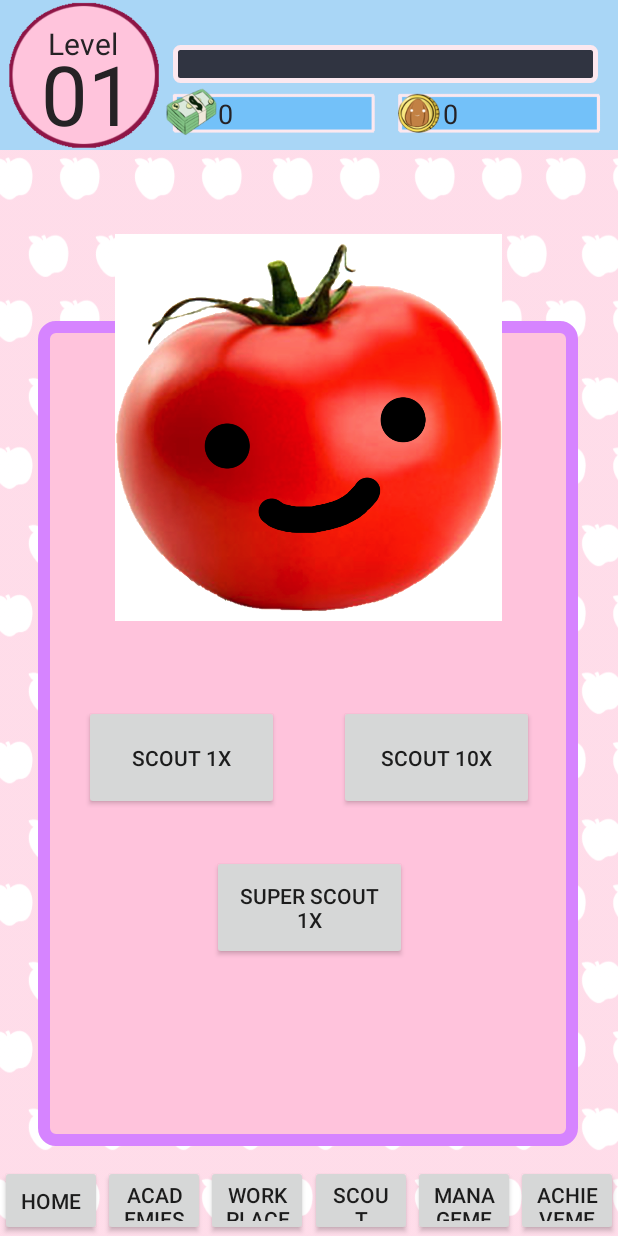
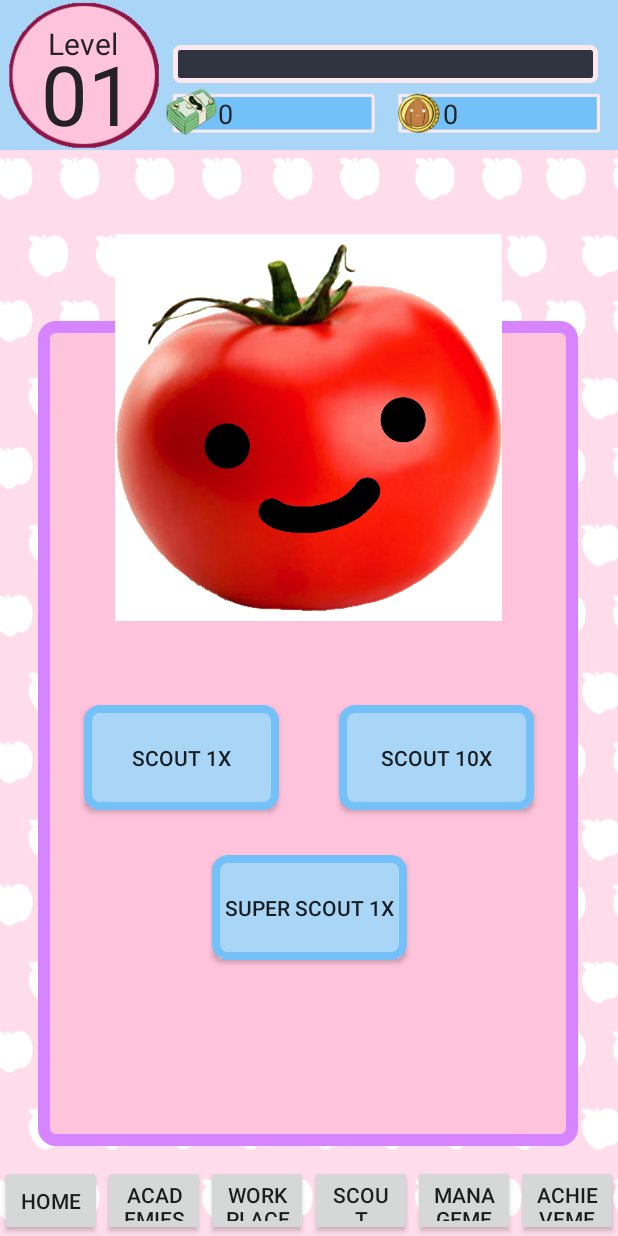
Before and after one commit to ringating/idleidols, an Android app: the Scout screen opened directly, with no data from a screen before it, on a phone screen of 412 x 824 dp. Run offline under Robolectric (Android 15) with nearby library versions, the light colour scheme and no system bars.

Commit message:
made scout and management buttons not look boring grey

```diff
--- a/app/src/main/res/layout/management.xml
+++ b/app/src/main/res/layout/management.xml
@@ -45,6 +45,7 @@
         android:text="combine"
         android:textColorHighlight="#4CFFDE"
         android:textColorLink="#4CFFDE"
+        android:background="@drawable/blue_rounded_background"
         app:layout_constraintEnd_toStartOf="@+id/releaseButton"
         app:layout_constraintStart_toStartOf="parent"
         app:layout_constraintTop_toTopOf="parent" />
@@ -52,6 +53,7 @@
     <Button
         android:id="@+id/releaseButton"
         android:onClick="ReleaseButton"
+        android:background="@drawable/blue_rounded_background"
         android:layout_width="169dp"
         android:layout_height="54dp"
         android:layout_marginStart="15dp"
--- a/app/src/main/res/layout/scout.xml
+++ b/app/src/main/res/layout/scout.xml
@@ -106,6 +106,7 @@
         android:layout_marginTop="56dp"
         android:onClick="Scout1"
         android:text="Scout 1x"
+        android:background="@drawable/blue_rounded_background"
         app:layout_constraintStart_toStartOf="parent"
         app:layout_constraintTop_toBottomOf="@+id/imageView3" />
 
@@ -118,6 +119,7 @@
         android:layout_marginRight="56dp"
         android:onClick="Scout10"
         android:text="Scout 10x"
+        android:background="@drawable/blue_rounded_background"
         app:layout_constraintEnd_toEndOf="parent"
         app:layout_constraintTop_toBottomOf="@+id/imageView3" />
 
@@ -127,6 +129,7 @@
         android:layout_height="70dp"
         android:layout_marginTop="156dp"
         android:text="Super Scout 1x"
+        android:background="@drawable/blue_rounded_background"
         app:layout_constraintEnd_toEndOf="parent"
         app:layout_constraintStart_toStartOf="parent"
         app:layout_constraintTop_toBottomOf="@+id/imageView3" />
```
